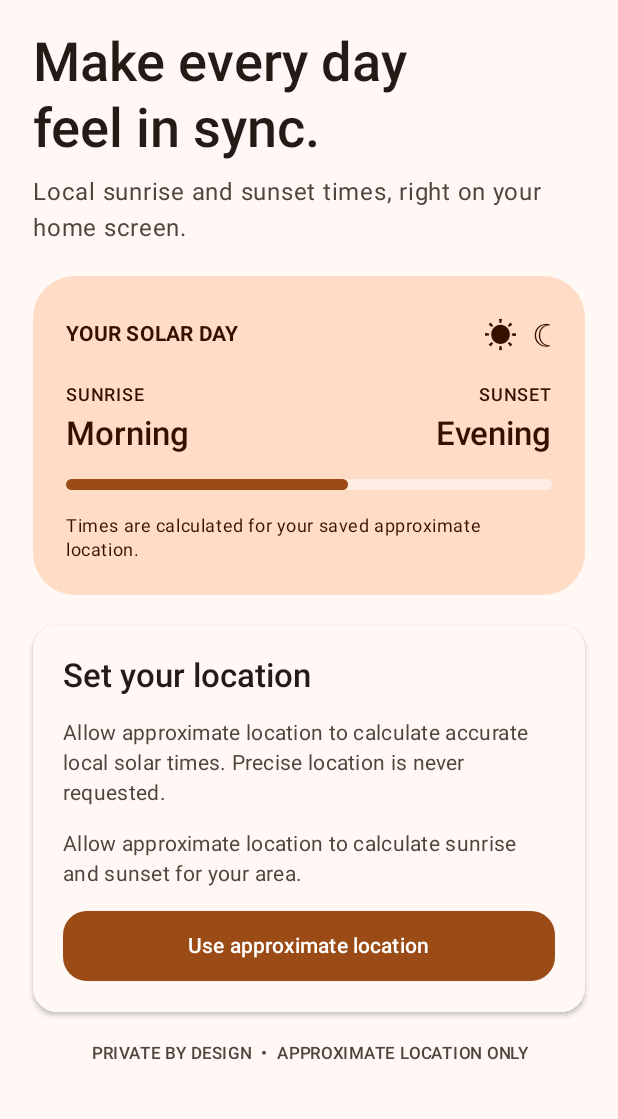
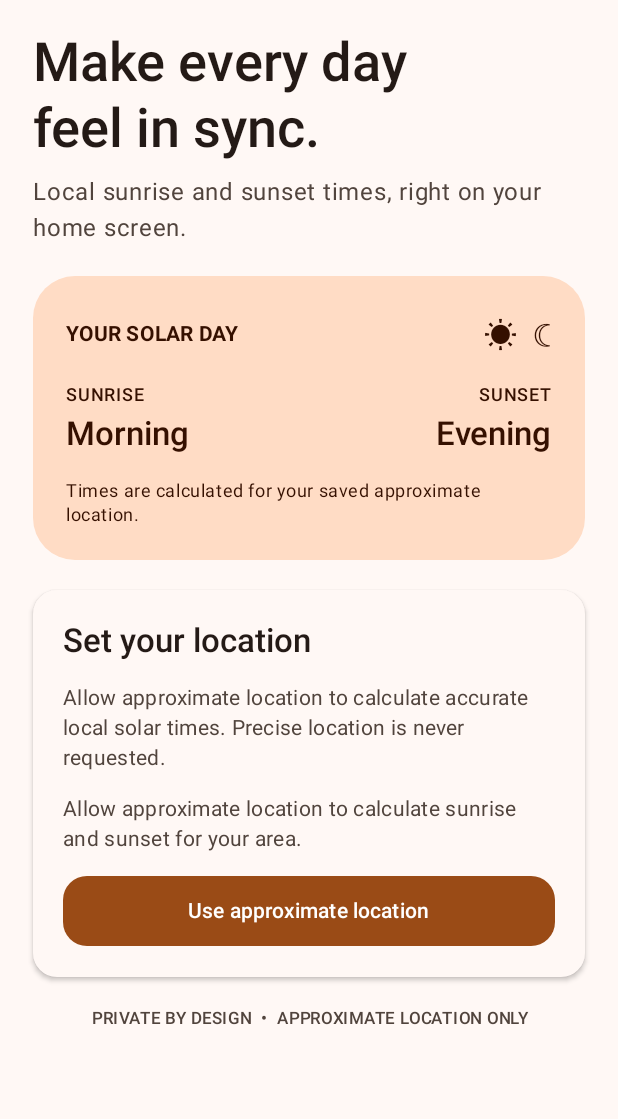
Before and after one commit to PradeepSinghMakwana/sunrise-sunset-android-widget, an Android app built with Jetpack Compose: the screen it shows after launch (LocationSetupActivity), on a phone screen of 412 x 824 dp, the part 99-1218 px from its top. Run offline under Robolectric (Android 15) with nearby library versions, the phone set to English and light mode, and no system bars.

Commit message:
Remove redundant location action and decorative non-live solar progress

```diff
--- a/app/src/main/kotlin/com/sunrisesunset/clock/LocationSetupScreen.kt
+++ b/app/src/main/kotlin/com/sunrisesunset/clock/LocationSetupScreen.kt
@@ -5,7 +5,6 @@ import androidx.compose.foundation.layout.Arrangement
 import androidx.compose.foundation.layout.Box
 import androidx.compose.foundation.layout.Column
 import androidx.compose.foundation.layout.Row
-import androidx.compose.foundation.layout.Spacer
 import androidx.compose.foundation.layout.fillMaxSize
 import androidx.compose.foundation.layout.fillMaxWidth
 import androidx.compose.foundation.layout.height
@@ -20,7 +19,6 @@ import androidx.compose.material3.CardDefaults
 import androidx.compose.material3.CircularProgressIndicator
 import androidx.compose.material3.LinearProgressIndicator
 import androidx.compose.material3.MaterialTheme
-import androidx.compose.material3.OutlinedButton
 import androidx.compose.material3.Surface
 import androidx.compose.material3.Text
 import androidx.compose.material3.darkColorScheme
@@ -195,22 +193,6 @@ fun locationSetupScreen(
                                     fontWeight = FontWeight.SemiBold)
                             }
                         }
-                        Box(
-                            modifier = Modifier
-                                .fillMaxWidth()
-                                .height(7.dp)
-                                .background(
-                                    MaterialTheme.colorScheme.surface.copy(alpha = 0.65f),
-                                    CircleShape
-                                )
-                        ) {
-                            Box(
-                                modifier = Modifier
-                                    .fillMaxWidth(0.58f)
-                                    .height(7.dp)
-                                    .background(MaterialTheme.colorScheme.primary, CircleShape)
-                            )
-                        }
                         Text(
                             "Times are calculated for your saved approximate location.",
                             style = MaterialTheme.typography.bodySmall,
@@ -270,16 +252,6 @@ fun locationSetupScreen(
                                 modifier = Modifier.padding(vertical = 5.dp)
                             )
                         }
-                        if (state.hasSavedLocation) {
-                            OutlinedButton(
-                                onClick = onRequestLocationPermission,
-                                modifier = Modifier.fillMaxWidth(),
-                                enabled = !state.isLoading,
-                                shape = MaterialTheme.shapes.large
-                            ) {
-                                Text("Update location")
-                            }
-                        }
                     }
                 }
 
```
